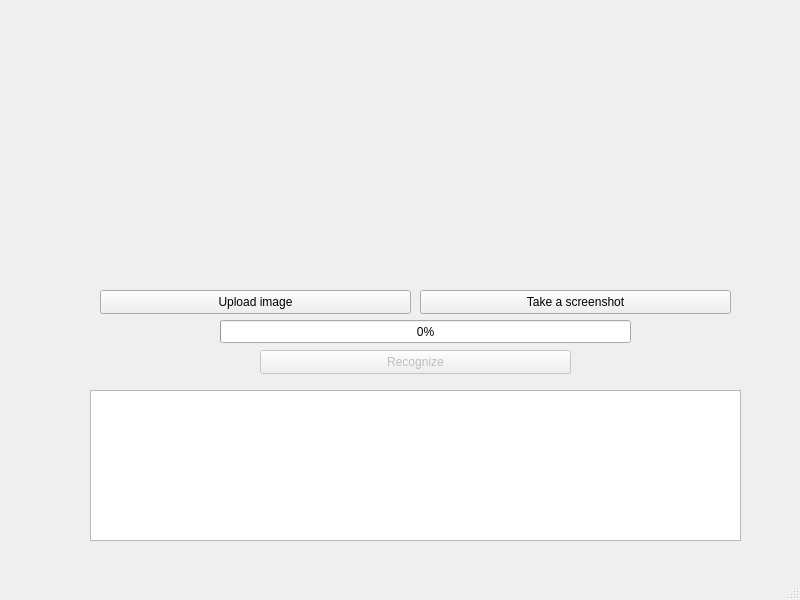
First picture: the form in ScreenshotReader/mainwindow.ui, repository Ssssvhhhhh/ScreenshotReader, before the edit.
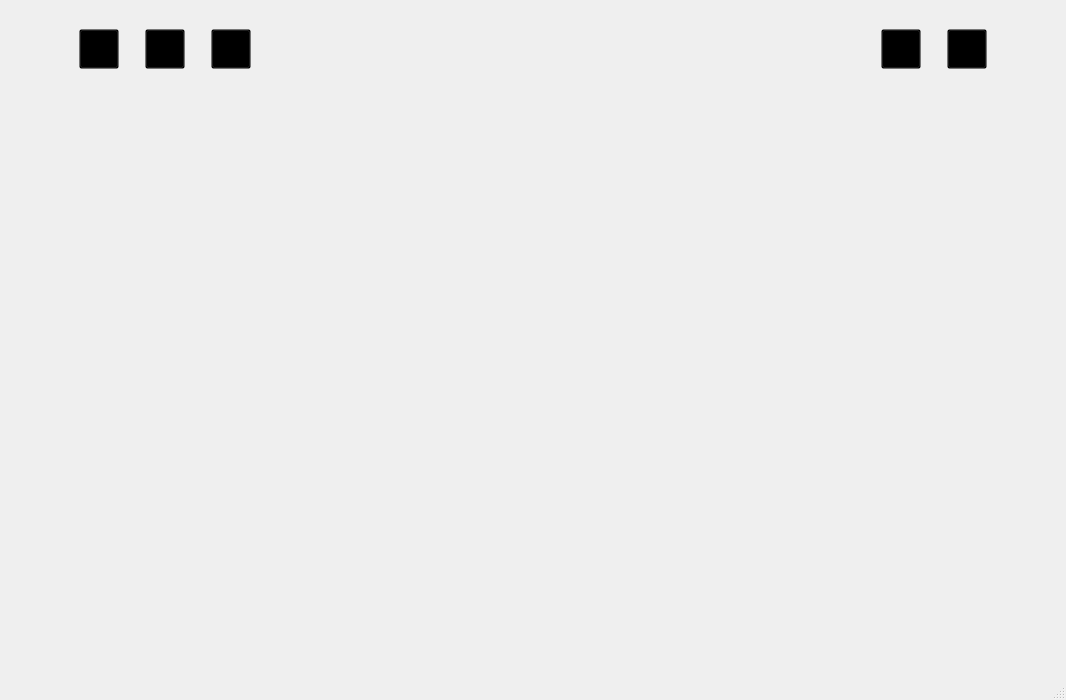
Second picture: the form after the edit. Custom widgets are drawn as their Qt base class.

Patch:
```diff
--- a/ScreenshotReader/mainwindow.ui
+++ b/ScreenshotReader/mainwindow.ui
@@ -6,98 +6,603 @@
    <rect>
     <x>0</x>
     <y>0</y>
-    <width>800</width>
-    <height>600</height>
+    <width>1066</width>
+    <height>700</height>
    </rect>
   </property>
+  <property name="minimumSize">
+   <size>
+    <width>1000</width>
+    <height>700</height>
+   </size>
+  </property>
   <property name="windowTitle">
    <string>MainWindow</string>
   </property>
+  <property name="styleSheet">
+   <string notr="true"/>
+  </property>
   <widget class="QWidget" name="centralwidget">
-   <widget class="QPushButton" name="uploadBtn">
-    <property name="geometry">
-     <rect>
-      <x>100</x>
-      <y>290</y>
-      <width>311</width>
-      <height>24</height>
-     </rect>
-    </property>
-    <property name="text">
-     <string>Upload image</string>
-    </property>
-   </widget>
-   <widget class="QPushButton" name="recognizeBtn">
-    <property name="enabled">
-     <bool>false</bool>
-    </property>
-    <property name="geometry">
-     <rect>
-      <x>260</x>
-      <y>350</y>
-      <width>311</width>
-      <height>24</height>
-     </rect>
-    </property>
-    <property name="text">
-     <string>Recognize</string>
-    </property>
-   </widget>
-   <widget class="QPushButton" name="takeScreenshotBtn">
-    <property name="geometry">
-     <rect>
-      <x>420</x>
-      <y>290</y>
-      <width>311</width>
-      <height>24</height>
-     </rect>
-    </property>
-    <property name="text">
-     <string>Take a screenshot</string>
-    </property>
-   </widget>
-   <widget class="QLabel" name="label">
-    <property name="geometry">
-     <rect>
-      <x>140</x>
-      <y>60</y>
-      <width>541</width>
-      <height>181</height>
-     </rect>
-    </property>
-    <property name="styleSheet">
-     <string notr="true">border: rgb(0, 0, 0);</string>
-    </property>
-    <property name="text">
-     <string/>
-    </property>
-    <property name="scaledContents">
-     <bool>true</bool>
-    </property>
-   </widget>
-   <widget class="QTextBrowser" name="textBrowser">
-    <property name="geometry">
-     <rect>
-      <x>90</x>
-      <y>390</y>
-      <width>651</width>
-      <height>151</height>
-     </rect>
-    </property>
-   </widget>
-   <widget class="QProgressBar" name="progressBar">
-    <property name="geometry">
-     <rect>
-      <x>220</x>
-      <y>320</y>
-      <width>411</width>
-      <height>23</height>
-     </rect>
-    </property>
-    <property name="value">
+   <property name="styleSheet">
+    <string notr="true">background: transparent;</string>
+   </property>
+   <layout class="QVBoxLayout" name="verticalLayout_4">
+    <property name="spacing">
      <number>0</number>
     </property>
-   </widget>
+    <item>
+     <widget class="SvgFrame" name="btnsFrame">
+      <property name="frameShape">
+       <enum>QFrame::Shape::StyledPanel</enum>
+      </property>
+      <property name="frameShadow">
+       <enum>QFrame::Shadow::Raised</enum>
+      </property>
+      <property name="svgSource" stdset="0">
+       <string>assets/head2.svg</string>
+      </property>
+      <property name="draggable" stdset="0">
+       <bool>true</bool>
+      </property>
+      <layout class="QHBoxLayout" name="horizontalLayout_2">
+       <item>
+        <spacer name="horizontalSpacer_7">
+         <property name="orientation">
+          <enum>Qt::Orientation::Horizontal</enum>
+         </property>
+         <property name="sizeType">
+          <enum>QSizePolicy::Policy::Maximum</enum>
+         </property>
+         <property name="sizeHint" stdset="0">
+          <size>
+           <width>50</width>
+           <height>20</height>
+          </size>
+         </property>
+        </spacer>
+       </item>
+       <item>
+        <widget class="SvgFrame" name="btnFrame1">
+         <property name="frameShape">
+          <enum>QFrame::Shape::StyledPanel</enum>
+         </property>
+         <property name="frameShadow">
+          <enum>QFrame::Shadow::Raised</enum>
+         </property>
+         <property name="svgSource" stdset="0">
+          <string>assets/Btn3.svg</string>
+         </property>
+         <layout class="QVBoxLayout" name="verticalLayout_7">
+          <item>
+           <widget class="QPushButton" name="settingsBtn">
+            <property name="minimumSize">
+             <size>
+              <width>40</width>
+              <height>40</height>
+             </size>
+            </property>
+            <property name="text">
+             <string/>
+            </property>
+           </widget>
+          </item>
+         </layout>
+        </widget>
+       </item>
+       <item>
+        <widget class="SvgFrame" name="btnFrame3">
+         <property name="frameShape">
+          <enum>QFrame::Shape::StyledPanel</enum>
+         </property>
+         <property name="frameShadow">
+          <enum>QFrame::Shadow::Raised</enum>
+         </property>
+         <property name="svgSource" stdset="0">
+          <string>assets/Btn1.svg</string>
+         </property>
+         <layout class="QVBoxLayout" name="verticalLayout_6">
+          <item>
+           <widget class="QPushButton" name="uploadBtn">
+            <property name="minimumSize">
+             <size>
+              <width>40</width>
+              <height>40</height>
+             </size>
+            </property>
+            <property name="text">
+             <string/>
+            </property>
+           </widget>
+          </item>
+         </layout>
+        </widget>
+       </item>
+       <item>
+        <widget class="SvgFrame" name="btnFrame2">
+         <property name="styleSheet">
+          <string notr="true"/>
+         </property>
+         <property name="frameShape">
+          <enum>QFrame::Shape::StyledPanel</enum>
+         </property>
+         <property name="frameShadow">
+          <enum>QFrame::Shadow::Raised</enum>
+         </property>
+         <property name="svgSource" stdset="0">
+          <string>assets/Btn2.svg</string>
+         </property>
+         <layout class="QVBoxLayout" name="verticalLayout_2">
+          <item>
+           <widget class="QPushButton" name="takeScreenshotBtn">
+            <property name="minimumSize">
+             <size>
+              <width>40</width>
+              <height>40</height>
+             </size>
+            </property>
+            <property name="styleSheet">
+             <string notr="true"/>
+            </property>
+            <property name="text">
+             <string/>
+            </property>
+            <property name="assets/Btn3.svg" stdset="0">
+             <string/>
+            </property>
+            <property name="svgSource" stdset="0">
+             <string>assets/Btn3.svg</string>
+            </property>
+           </widget>
+          </item>
+         </layout>
+        </widget>
+       </item>
+       <item>
+        <spacer name="horizontalSpacer">
+         <property name="orientation">
+          <enum>Qt::Orientation::Horizontal</enum>
+         </property>
+         <property name="sizeHint" stdset="0">
+          <size>
+           <width>591</width>
+           <height>20</height>
+          </size>
+         </property>
+        </spacer>
+       </item>
+       <item>
+        <widget class="SvgFrame" name="btnHideFrame">
+         <property name="frameShape">
+          <enum>QFrame::Shape::StyledPanel</enum>
+         </property>
+         <property name="frameShadow">
+          <enum>QFrame::Shadow::Raised</enum>
+         </property>
+         <property name="svgSource" stdset="0">
+          <string>assets/hideBtn.svg</string>
+         </property>
+         <layout class="QVBoxLayout" name="verticalLayout_8">
+          <item>
+           <widget class="QPushButton" name="hideBtn">
+            <property name="minimumSize">
+             <size>
+              <width>40</width>
+              <height>40</height>
+             </size>
+            </property>
+            <property name="text">
+             <string/>
+            </property>
+           </widget>
+          </item>
+         </layout>
+        </widget>
+       </item>
+       <item>
+        <widget class="SvgFrame" name="btnExitFrame">
+         <property name="frameShape">
+          <enum>QFrame::Shape::StyledPanel</enum>
+         </property>
+         <property name="frameShadow">
+          <enum>QFrame::Shadow::Raised</enum>
+         </property>
+         <property name="svgSource" stdset="0">
+          <string>assets/exitBtn.svg</string>
+         </property>
+         <layout class="QVBoxLayout" name="verticalLayout_9">
+          <item>
+           <widget class="QPushButton" name="exitBtn">
+            <property name="minimumSize">
+             <size>
+              <width>40</width>
+              <height>40</height>
+             </size>
+            </property>
+            <property name="text">
+             <string/>
+            </property>
+           </widget>
+          </item>
+         </layout>
+        </widget>
+       </item>
+       <item>
+        <spacer name="horizontalSpacer_8">
+         <property name="orientation">
+          <enum>Qt::Orientation::Horizontal</enum>
+         </property>
+         <property name="sizeType">
+          <enum>QSizePolicy::Policy::Maximum</enum>
+         </property>
+         <property name="sizeHint" stdset="0">
+          <size>
+           <width>50</width>
+           <height>20</height>
+          </size>
+         </property>
+        </spacer>
+       </item>
+      </layout>
+     </widget>
+    </item>
+    <item>
+     <widget class="SvgFrame" name="mainWindowFrame">
+      <property name="styleSheet">
+       <string notr="true"/>
+      </property>
+      <property name="frameShape">
+       <enum>QFrame::Shape::StyledPanel</enum>
+      </property>
+      <property name="frameShadow">
+       <enum>QFrame::Shadow::Raised</enum>
+      </property>
+      <property name="svgSource" stdset="0">
+       <string>assets/Background2.svg</string>
+      </property>
+      <layout class="QVBoxLayout" name="verticalLayout_3">
+       <item>
+        <layout class="QHBoxLayout" name="horizontalLayout">
+         <item>
+          <spacer name="horizontalSpacer_5">
+           <property name="orientation">
+            <enum>Qt::Orientation::Horizontal</enum>
+           </property>
+           <property name="sizeType">
+            <enum>QSizePolicy::Policy::Maximum</enum>
+           </property>
+           <property name="sizeHint" stdset="0">
+            <size>
+             <width>32</width>
+             <height>20</height>
+            </size>
+           </property>
+          </spacer>
+         </item>
+         <item>
+          <widget class="SvgFrame" name="textBrowserFarame">
+           <property name="sizePolicy">
+            <sizepolicy hsizetype="Expanding" vsizetype="Preferred">
+             <horstretch>0</horstretch>
+             <verstretch>0</verstretch>
+            </sizepolicy>
+           </property>
+           <property name="minimumSize">
+            <size>
+             <width>450</width>
+             <height>0</height>
+            </size>
+           </property>
+           <property name="maximumSize">
+            <size>
+             <width>600</width>
+             <height>16777215</height>
+            </size>
+           </property>
+           <property name="styleSheet">
+            <string notr="true"/>
+           </property>
+           <property name="frameShape">
+            <enum>QFrame::Shape::StyledPanel</enum>
+           </property>
+           <property name="frameShadow">
+            <enum>QFrame::Shadow::Raised</enum>
+           </property>
+           <property name="svgSource" stdset="0">
+            <string>assets/form.svg</string>
+           </property>
+           <layout class="QVBoxLayout" name="verticalLayout">
+            <item>
+             <spacer name="verticalSpacer">
+              <property name="orientation">
+               <enum>Qt::Orientation::Vertical</enum>
+              </property>
+              <property name="sizeType">
+               <enum>QSizePolicy::Policy::Maximum</enum>
+              </property>
+              <property name="sizeHint" stdset="0">
+               <size>
+                <width>20</width>
+                <height>110</height>
+               </size>
+              </property>
+             </spacer>
+            </item>
+            <item>
+             <widget class="QTextBrowser" name="textBrowserFrame">
+              <property name="maximumSize">
+               <size>
+                <width>16777215</width>
+                <height>16777215</height>
+               </size>
+              </property>
+              <property name="styleSheet">
+               <string notr="true">QTextBrowser {
+    background: transparent;
+    background-color: transparent;
+    border: none;
+    font: 15pt &quot;Arial&quot;;
+    color: #7B3F55;
+}
+
+QTextBrowser QScrollBar:vertical {
+	border-radius: 10px;
+    width: 20px;
+    min-height: 30px;
+	color: transparent;
+}
+
+QTextBrowser QScrollBar::handle:vertical {
+    background: #9ECCAF;
+    min-height: 30px;
+    border: none;
+    border-radius: 10px;
+}</string>
+              </property>
+             </widget>
+            </item>
+            <item>
+             <spacer name="verticalSpacer_2">
+              <property name="orientation">
+               <enum>Qt::Orientation::Vertical</enum>
+              </property>
+              <property name="sizeType">
+               <enum>QSizePolicy::Policy::Maximum</enum>
+              </property>
+              <property name="sizeHint" stdset="0">
+               <size>
+                <width>20</width>
+                <height>40</height>
+               </size>
+              </property>
+             </spacer>
+            </item>
+           </layout>
+          </widget>
+         </item>
+         <item>
+          <spacer name="horizontalSpacer_4">
+           <property name="orientation">
+            <enum>Qt::Orientation::Horizontal</enum>
+           </property>
+           <property name="sizeType">
+            <enum>QSizePolicy::Policy::Fixed</enum>
+           </property>
+           <property name="sizeHint" stdset="0">
+            <size>
+             <width>20</width>
+             <height>20</height>
+            </size>
+           </property>
+          </spacer>
+         </item>
+         <item>
+          <widget class="SvgFrame" name="labelFrame">
+           <property name="sizePolicy">
+            <sizepolicy hsizetype="Expanding" vsizetype="Preferred">
+             <horstretch>0</horstretch>
+             <verstretch>0</verstretch>
+            </sizepolicy>
+           </property>
+           <property name="minimumSize">
+            <size>
+             <width>450</width>
+             <height>0</height>
+            </size>
+           </property>
+           <property name="maximumSize">
+            <size>
+             <width>600</width>
+             <height>16777215</height>
+            </size>
+           </property>
+           <property name="frameShape">
+            <enum>QFrame::Shape::StyledPanel</enum>
+           </property>
+           <property name="frameShadow">
+            <enum>QFrame::Shadow::Raised</enum>
+           </property>
+           <property name="svgSource" stdset="0">
+            <string>assets/form2.svg</string>
+           </property>
+           <layout class="QVBoxLayout" name="verticalLayout_10">
+            <item>
+             <layout class="QHBoxLayout" name="horizontalLayout_3">
+              <item>
+               <spacer name="horizontalSpacer_9">
+                <property name="orientation">
+                 <enum>Qt::Orientation::Horizontal</enum>
+                </property>
+                <property name="sizeType">
+                 <enum>QSizePolicy::Policy::Maximum</enum>
+                </property>
+                <property name="sizeHint" stdset="0">
+                 <size>
+                  <width>40</width>
+                  <height>20</height>
+                 </size>
+                </property>
+               </spacer>
+              </item>
+              <item>
+               <layout class="QVBoxLayout" name="verticalLayout_5">
+                <item>
+                 <spacer name="verticalSpacer_3">
+                  <property name="orientation">
+                   <enum>Qt::Orientation::Vertical</enum>
+                  </property>
+                  <property name="sizeType">
+                   <enum>QSizePolicy::Policy::Maximum</enum>
+                  </property>
+                  <property name="sizeHint" stdset="0">
+                   <size>
+                    <width>20</width>
+                    <height>110</height>
+                   </size>
+                  </property>
+                 </spacer>
+                </item>
+                <item>
+                 <widget class="QLabel" name="imageLabel">
+                  <property name="minimumSize">
+                   <size>
+                    <width>0</width>
+                    <height>0</height>
+                   </size>
+                  </property>
+                  <property name="maximumSize">
+                   <size>
+                    <width>500</width>
+                    <height>300</height>
+                   </size>
+                  </property>
+                  <property name="styleSheet">
+                   <string notr="true"/>
+                  </property>
+                  <property name="text">
+                   <string/>
+                  </property>
+                  <property name="scaledContents">
+                   <bool>true</bool>
+                  </property>
+                 </widget>
+                </item>
+                <item>
+                 <spacer name="verticalSpacer_4">
+                  <property name="orientation">
+                   <enum>Qt::Orientation::Vertical</enum>
+                  </property>
+                  <property name="sizeType">
+                   <enum>QSizePolicy::Policy::Maximum</enum>
+                  </property>
+                  <property name="sizeHint" stdset="0">
+                   <size>
+                    <width>20</width>
+                    <height>40</height>
+                   </size>
+                  </property>
+                 </spacer>
+                </item>
+               </layout>
+              </item>
+              <item>
+               <spacer name="horizontalSpacer_10">
+                <property name="orientation">
+                 <enum>Qt::Orientation::Horizontal</enum>
+                </property>
+                <property name="sizeType">
+                 <enum>QSizePolicy::Policy::Maximum</enum>
+                </property>
+                <property name="sizeHint" stdset="0">
+                 <size>
+                  <width>40</width>
+                  <height>20</height>
+                 </size>
+                </property>
+               </spacer>
+              </item>
+             </layout>
+            </item>
+           </layout>
+          </widget>
+         </item>
+         <item>
+          <spacer name="horizontalSpacer_6">
+           <property name="orientation">
+            <enum>Qt::Orientation::Horizontal</enum>
+           </property>
+           <property name="sizeType">
+            <enum>QSizePolicy::Policy::Minimum</enum>
+           </property>
+           <property name="sizeHint" stdset="0">
+            <size>
+             <width>30</width>
+             <height>20</height>
+            </size>
+           </property>
+          </spacer>
+         </item>
+        </layout>
+       </item>
+       <item>
+        <layout class="QHBoxLayout" name="horizontalLayout_4">
+         <item>
+          <spacer name="horizontalSpacer_2">
+           <property name="orientation">
+            <enum>Qt::Orientation::Horizontal</enum>
+           </property>
+           <property name="sizeHint" stdset="0">
+            <size>
+             <width>40</width>
+             <height>20</height>
+            </size>
+           </property>
+          </spacer>
+         </item>
+         <item>
+          <widget class="QLabel" name="loadingLabel">
+           <property name="minimumSize">
+            <size>
+             <width>100</width>
+             <height>100</height>
+            </size>
+           </property>
+           <property name="maximumSize">
+            <size>
+             <width>350</width>
+             <height>350</height>
+            </size>
+           </property>
+           <property name="styleSheet">
+            <string notr="true">background: transparent;
+ border: none;</string>
+           </property>
+           <property name="text">
+            <string/>
+           </property>
+           <property name="scaledContents">
+            <bool>true</bool>
+           </property>
+          </widget>
+         </item>
+         <item>
+          <spacer name="horizontalSpacer_3">
+           <property name="orientation">
+            <enum>Qt::Orientation::Horizontal</enum>
+           </property>
+           <property name="sizeHint" stdset="0">
+            <size>
+             <width>40</width>
+             <height>20</height>
+            </size>
+           </property>
+          </spacer>
+         </item>
+        </layout>
+       </item>
+      </layout>
+     </widget>
+    </item>
+   </layout>
   </widget>
   <widget class="QMenuBar" name="menubar">
    <property name="geometry">
@@ -111,6 +616,14 @@
   </widget>
   <widget class="QStatusBar" name="statusbar"/>
  </widget>
+ <customwidgets>
+  <customwidget>
+   <class>SvgFrame</class>
+   <extends>QFrame</extends>
+   <header>svgframe.h</header>
+   <container>1</container>
+  </customwidget>
+ </customwidgets>
  <resources/>
  <connections/>
 </ui>
```
Left out of the diff: 2 changed lines with no effect on the pictures.
